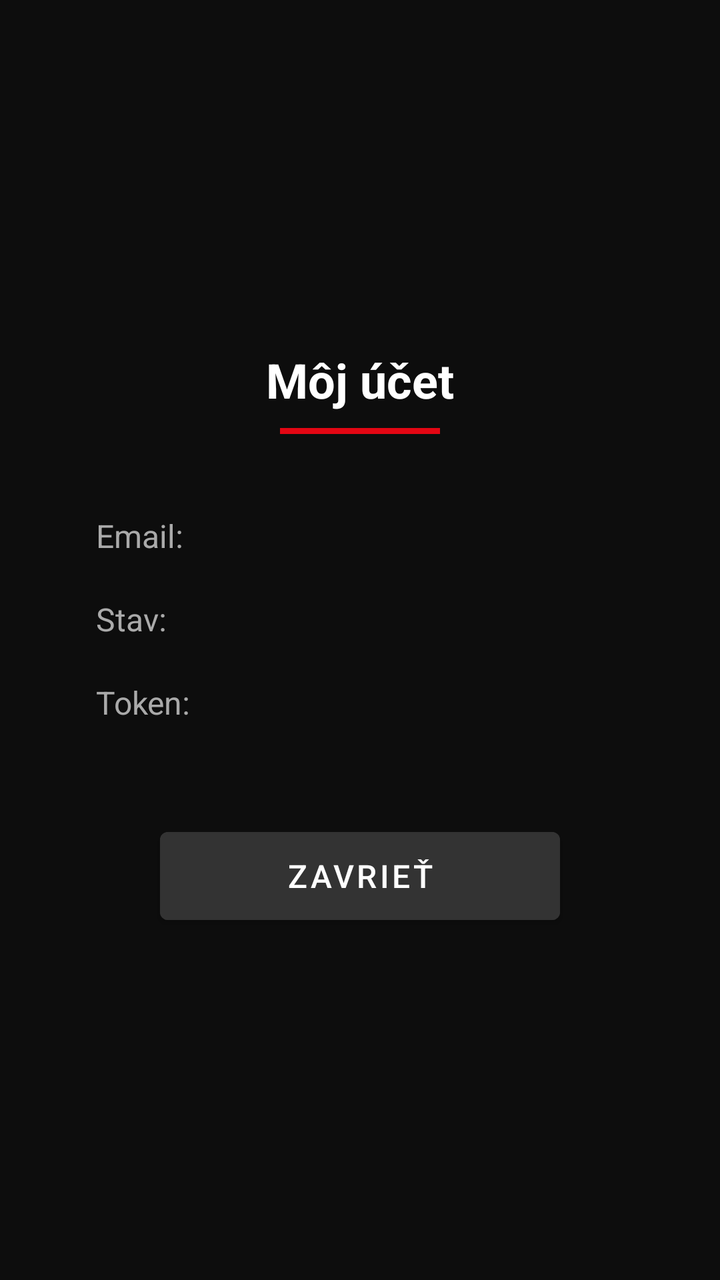
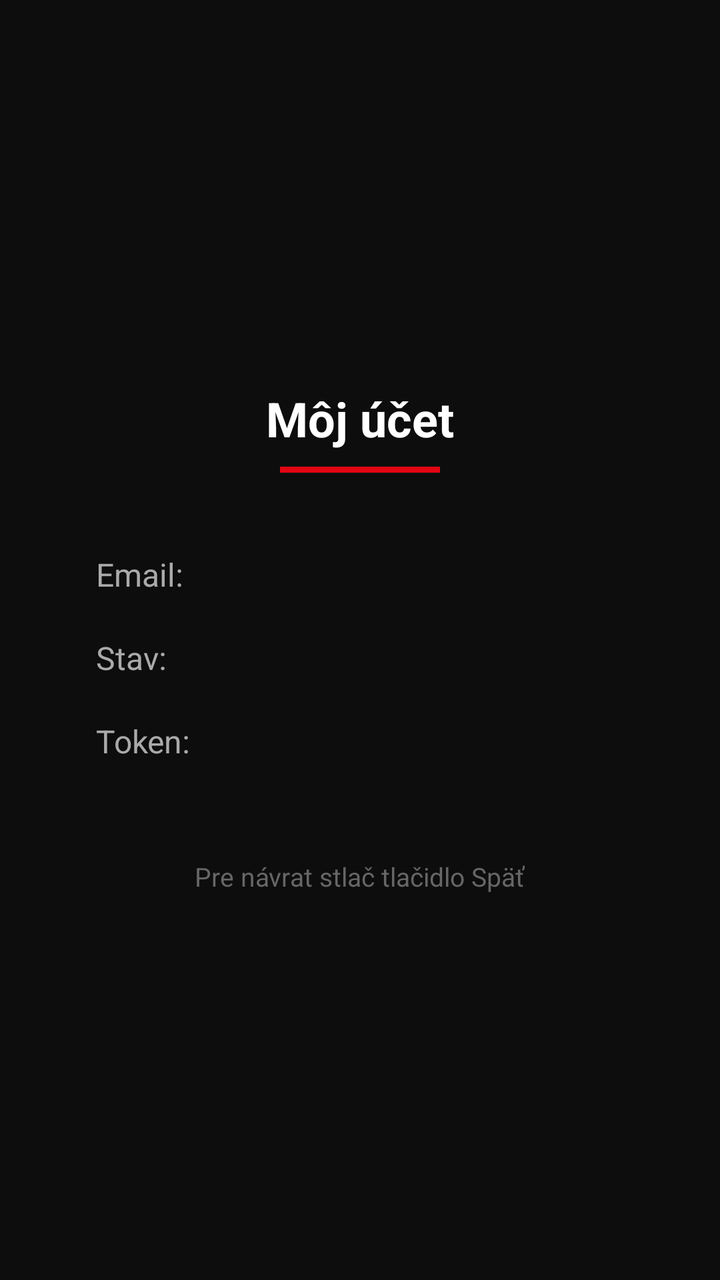

The first picture is an Android layout as it rendered before a commit; the second is the same layout after the commit. The layout source and the unified diff follow.
<!-- AndroidManifest.xml: application theme Theme.JojPlay -->
<!-- res/layout/activity_account.xml -->
<?xml version="1.0" encoding="utf-8"?>
<LinearLayout xmlns:android="http://schemas.android.com/apk/res/android"
    android:layout_width="match_parent"
    android:layout_height="match_parent"
    android:orientation="vertical"
    android:gravity="center"
    android:background="#0D0D0D"
    android:padding="48dp">

    <TextView
        android:layout_width="wrap_content"
        android:layout_height="wrap_content"
        android:text="Môj účet"
        android:textColor="#FFFFFF"
        android:textSize="24sp"
        android:textStyle="bold"
        android:layout_marginBottom="8dp"/>

    <View
        android:layout_width="80dp"
        android:layout_height="3dp"
        android:background="#E30613"
        android:layout_marginBottom="40dp"/>

    
    <LinearLayout
        android:layout_width="match_parent"
        android:layout_height="wrap_content"
        android:orientation="horizontal"
        android:layout_marginBottom="20dp">
        <TextView
            android:layout_width="120dp"
            android:layout_height="wrap_content"
            android:text="Email:"
            android:textColor="#AAAAAA"
            android:textSize="16sp"/>
        <TextView
            android:id="@+id/tvAccountEmail"
            android:layout_width="wrap_content"
            android:layout_height="wrap_content"
            android:textColor="#FFFFFF"
            android:textSize="16sp"
            android:textStyle="bold"/>
    </LinearLayout>

    
    <LinearLayout
        android:layout_width="match_parent"
        android:layout_height="wrap_content"
        android:orientation="horizontal"
        android:layout_marginBottom="20dp">
        <TextView
            android:layout_width="120dp"
            android:layout_height="wrap_content"
            android:text="Stav:"
            android:textColor="#AAAAAA"
            android:textSize="16sp"/>
        <TextView
            android:id="@+id/tvAccountStatus"
            android:layout_width="wrap_content"
            android:layout_height="wrap_content"
            android:textColor="#FFFFFF"
            android:textSize="16sp"
            android:textStyle="bold"/>
    </LinearLayout>

    
    <LinearLayout
        android:layout_width="match_parent"
        android:layout_height="wrap_content"
        android:orientation="horizontal"
        android:layout_marginBottom="48dp">
        <TextView
            android:layout_width="120dp"
            android:layout_height="wrap_content"
            android:text="Token:"
            android:textColor="#AAAAAA"
            android:textSize="16sp"/>
        <TextView
            android:id="@+id/tvAccountExpiry"
            android:layout_width="wrap_content"
            android:layout_height="wrap_content"
            android:textColor="#FFFFFF"
            android:textSize="16sp"/>
    </LinearLayout>

    <Button
        android:id="@+id/btnAccountClose"
        android:layout_width="200dp"
        android:layout_height="56dp"
        android:text="Zavrieť"
        android:textSize="16sp"
        android:backgroundTint="#333333"
        android:focusable="true"/>

</LinearLayout>
<!-- resources referenced by this layout -->
<resources>
  <style name="Theme.JojPlay" parent="Theme.MaterialComponents.DayNight.NoActionBar">
          <item name="colorPrimary">#E30613</item>
          <item name="colorPrimaryVariant">#B00010</item>
          <item name="colorOnPrimary">#FFFFFF</item>
          <item name="colorSecondary">#E30613</item>
          <item name="android:windowBackground">#0D0D0D</item>
          <item name="android:statusBarColor">#000000</item>
          <item name="android:navigationBarColor">#000000</item>
      </style>
</resources>

<!-- the commit's change to res/layout/activity_account.xml (unified diff, before → after) -->
@@ -29,7 +29,7 @@
         android:orientation="horizontal"
         android:layout_marginBottom="20dp">
         <TextView
-            android:layout_width="120dp"
+            android:layout_width="140dp"
             android:layout_height="wrap_content"
             android:text="Email:"
             android:textColor="#AAAAAA"
@@ -50,7 +50,7 @@
         android:orientation="horizontal"
         android:layout_marginBottom="20dp">
         <TextView
-            android:layout_width="120dp"
+            android:layout_width="140dp"
             android:layout_height="wrap_content"
             android:text="Stav:"
             android:textColor="#AAAAAA"
@@ -71,7 +71,7 @@
         android:orientation="horizontal"
         android:layout_marginBottom="48dp">
         <TextView
-            android:layout_width="120dp"
+            android:layout_width="140dp"
             android:layout_height="wrap_content"
             android:text="Token:"
             android:textColor="#AAAAAA"
@@ -84,13 +84,12 @@
             android:textSize="16sp"/>
     </LinearLayout>
 
-    <Button
-        android:id="@+id/btnAccountClose"
-        android:layout_width="200dp"
-        android:layout_height="56dp"
-        android:text="Zavrieť"
-        android:textSize="16sp"
-        android:backgroundTint="#333333"
-        android:focusable="true"/>
+    
+    <TextView
+        android:layout_width="wrap_content"
+        android:layout_height="wrap_content"
+        android:text="Pre návrat stlač tlačidlo Späť"
+        android:textColor="#666666"
+        android:textSize="13sp"/>
 
 </LinearLayout>
